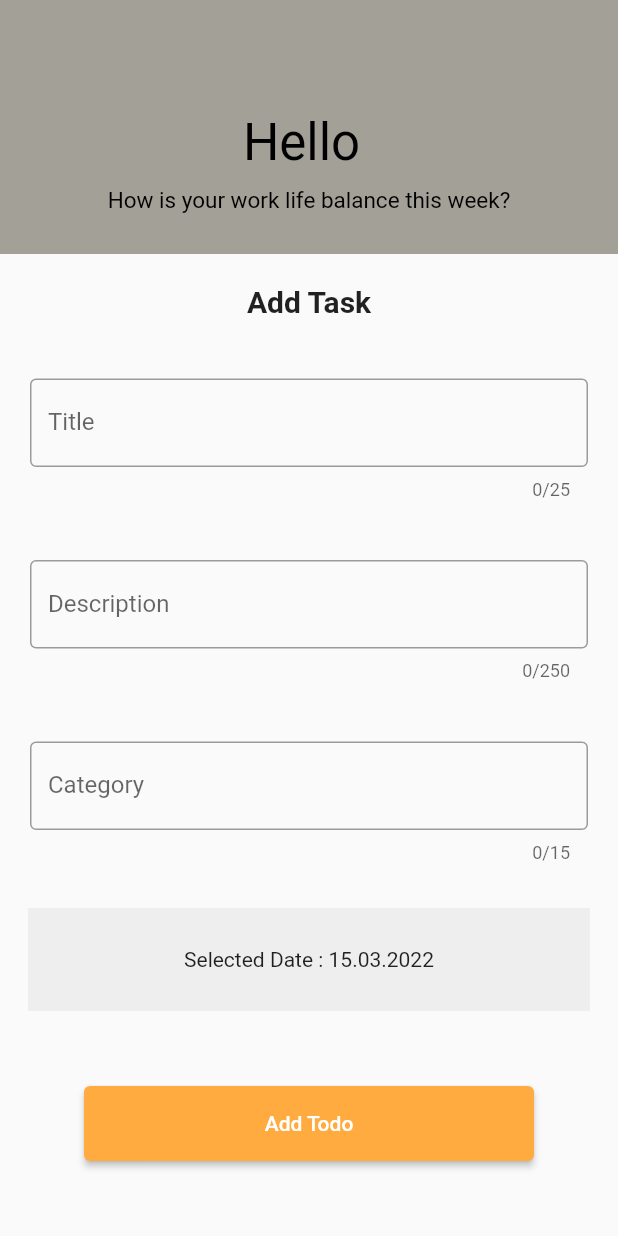
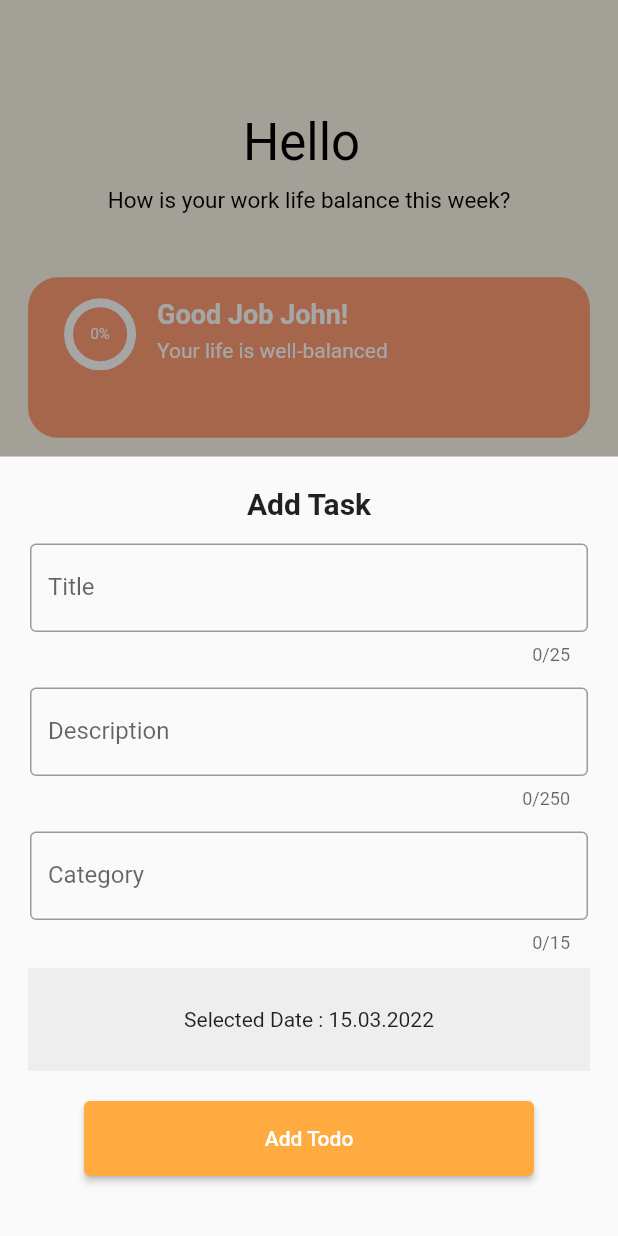
Before and after one commit to yagizdo/Todo-Moon, a Flutter app: the MainScreen screen opened directly, after a tap on the "add" icon, on a phone screen of 412 x 824 dp. Run offline on Flutter 3.47's test engine with Material 2 defaults, Android fonts, the phone set to English and light mode, and no system bars; drawn by our look-alikes of auto_size_text, percent_indicator; our stand-ins replace animated_splash_screen, flutter_slidable, fluttertoast, font_awesome_flutter, hexcolor, modal_bottom_sheet and 2 more; missing offline and left inert: cupertino_list_tile, shared_preferences_web; accounts and stored records are empty; statements that could not run were skipped.

Commit message:
Updated add todo

```diff
--- a/lib/Pages/add_todo.dart
+++ b/lib/Pages/add_todo.dart
@@ -102,7 +102,7 @@ class _AddTodoState extends State<AddTodo> {
                 child: Container(
                   width: MediaQuery.of(context).size.width / 1.1,
                   height: MediaQuery.of(context).size.height / 12,
-                  margin: const EdgeInsets.only(top: 30),
+                  margin: const EdgeInsets.only(top: 10),
                   alignment: Alignment.center,
                   decoration: BoxDecoration(color: Colors.grey[200]),
                   child: _selectedDatetime == null
@@ -113,7 +113,7 @@ class _AddTodoState extends State<AddTodo> {
                 ),
               ),
               Padding(
-                padding: const EdgeInsets.only(top: 50.0, bottom: 50),
+                padding: const EdgeInsets.only(top: 20.0, bottom: 40),
                 child: SizedBox(
                     width: 300,
                     height: 50,
--- a/lib/Pages/home_page.dart
+++ b/lib/Pages/home_page.dart
@@ -18,11 +18,11 @@ class _HomePageState extends State<HomePage> {
     return Scaffold(
       backgroundColor: HexColor('#f9f6e8'),
       body: Padding(
-        padding: const EdgeInsets.only(top : 20.0),
+        padding: const EdgeInsets.only(top: 20.0),
         child: Column(
-          children: const [
+          children: [
             Greetings(),
-            InfoWidget(),
+            InfoWidget(height: 7.7, width: 1.1),
             TaskInfo(),
             Expanded(child: TodoWidget())
           ],
--- a/lib/Widgets/HomePage/Info/info_widget.dart
+++ b/lib/Widgets/HomePage/Info/info_widget.dart
@@ -6,7 +6,10 @@ import 'package:provider/provider.dart';
 import 'package:todo_app/provider/todos_provider.dart';
 
 class InfoWidget extends StatelessWidget {
-  const InfoWidget({Key? key}) : super(key: key);
+  InfoWidget({Key? key, required this.height, required this.width})
+      : super(key: key);
+  double width;
+  double height;
 
   Widget _circularProgressBar(double percent) {
     return CircularPercentIndicator(
@@ -39,8 +42,8 @@ class InfoWidget extends StatelessWidget {
             LayoutBuilder(
                 builder: (BuildContext context, BoxConstraints constraints) {
               return Container(
-                width: MediaQuery.of(context).size.width / 1.1,
-                height: MediaQuery.of(context).size.height / 7.7,
+                width: MediaQuery.of(context).size.width / width,
+                height: MediaQuery.of(context).size.height / height,
                 decoration: BoxDecoration(
                     color: HexColor('#ff9d73'),
                     borderRadius: BorderRadius.circular(20)),
--- a/lib/Widgets/Todo/custom_tf.dart
+++ b/lib/Widgets/Todo/custom_tf.dart
@@ -15,7 +15,7 @@ class CustomTF extends StatelessWidget {
   @override
   Widget build(BuildContext context) {
     return Padding(
-      padding: const EdgeInsets.only(left: 20.0, right: 20.0, top: 40.0),
+      padding: const EdgeInsets.only(left: 20.0, right: 20.0, top: 15.0),
       child: TextFormField(
         maxLength: labelText.contains('Title')
             ? 25
```
Also changed, not shown: 1 other file.
